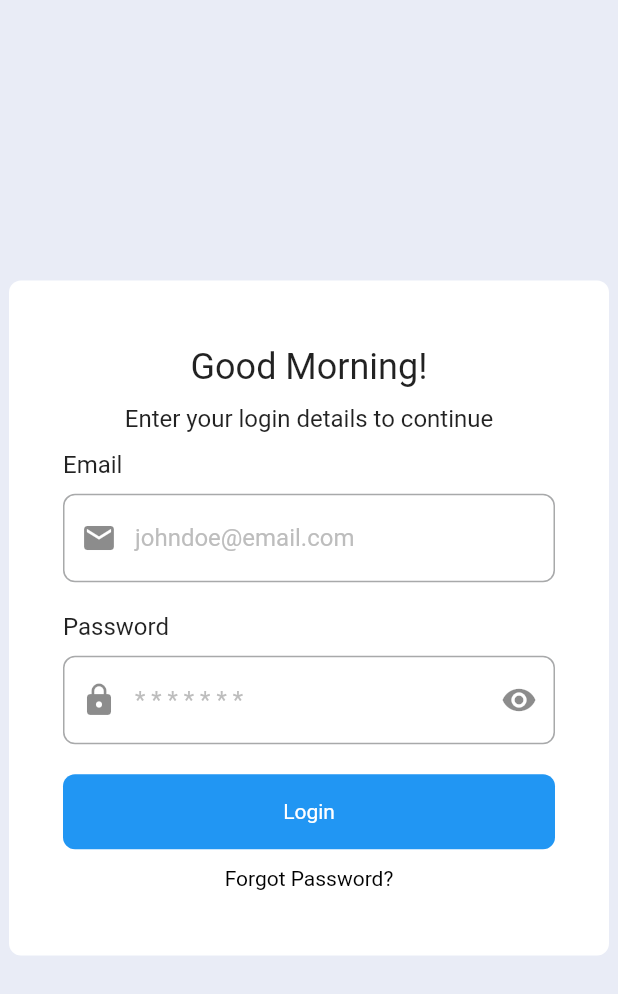
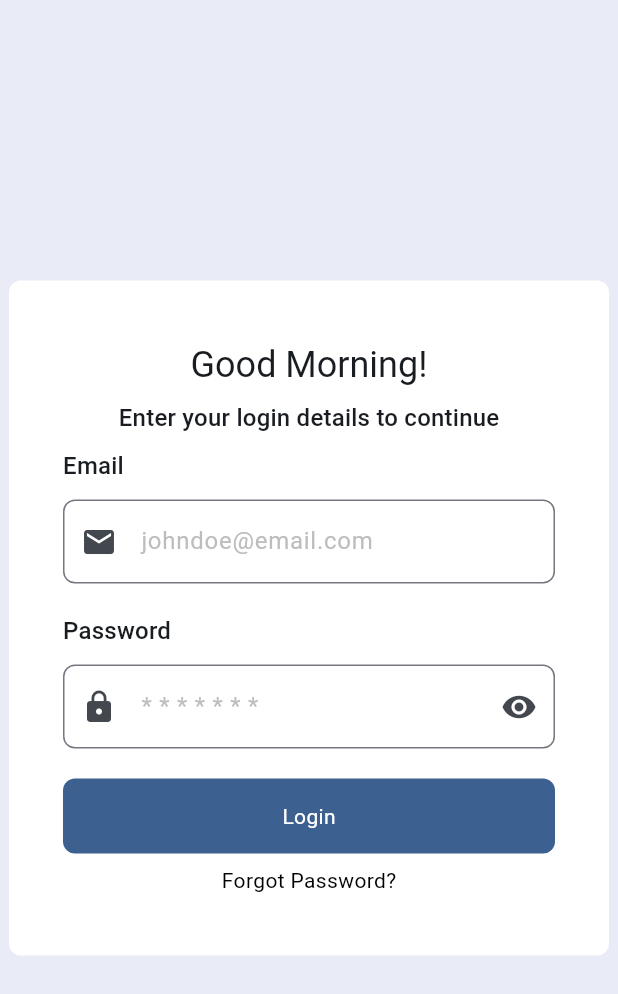
Before and after one commit to CharlesMuchogo/Smart_Test_web, a Flutter app: the screen it shows after launch, on a phone screen of 412 x 824 dp. Shown: the top 994 px of the screen. Run offline on Flutter 3.47's test engine with Material 3 defaults, Android fonts, the phone set to English and light mode, and no system bars; our stand-ins replace cached_network_image, dio, equatable, flutter_bloc, hydrated_bloc.

```diff
--- /dev/null
+++ b/lib/bloc/Users/users_event.dart
@@ -0,0 +1,14 @@
+// ignore_for_file: public_member_api_docs, sort_constructors_first
+part of 'users_bloc.dart';
+
+abstract class UsersEvent extends Equatable {
+  const UsersEvent();
+
+  @override
+  List<Object> get props => [];
+}
+
+class GetUsers extends UsersEvent {
+  final BuildContext context;
+  const GetUsers({required this.context});
+}
--- /dev/null
+++ b/lib/bloc/Users/users_state.dart
@@ -0,0 +1,57 @@
+part of 'users_bloc.dart';
+
+class UsersState extends Equatable {
+  final List users;
+  final ResultsStatus status;
+  final String message;
+
+  const UsersState(
+      {this.users = const [],
+      this.status = ResultsStatus.initial,
+      this.message = ""}
+      );
+
+  UsersState copyWith({
+    List? users,
+    String? message,
+    ResultsStatus? status,
+  }) {
+    return UsersState(
+        users: users ?? this.users,
+        status: status ?? this.status,
+        message: message ?? this.message);
+  }
+
+  @override
+  List<Object> get props => [users, status];
+
+  Map<String, dynamic> toMap() {
+    return <String, dynamic>{
+      'users': users,
+      'status': status.index,
+    };
+  }
+
+  factory UsersState.fromMap(Map<String, dynamic> map) {
+    int index = map['status'];
+
+    return UsersState(
+      users: List.from((map['clinics'] as List)),
+      status: ResultsStatus.values[index],
+    );
+  }
+
+  String toJson() => json.encode(toMap());
+
+  factory UsersState.fromJson(String source) =>
+      UsersState.fromMap(json.decode(source) as Map<String, dynamic>);
+}
+
+enum ResultsStatus {
+  initial,
+  loading,
+  loaded,
+  error,
+  failed,
+  success,
+}
--- a/lib/data/remote_repository.dart
+++ b/lib/data/remote_repository.dart
@@ -1,6 +1,8 @@
+import 'package:smart_app/bloc/Users/users_bloc.dart';
 import 'package:smart_app/domain/dto/clinics/get_clinics_dto.dart';
 import 'package:smart_app/domain/dto/test_results/test_results_response_dto.dart';
 import 'package:smart_app/domain/dto/test_results/update_test_results_response_dto.dart';
+import 'package:smart_app/domain/dto/users/get_users_dto.dart';
 
 import '../domain/dto/login_response_dto.dart';
 import '../domain/dto/test_results/update_test_tesults_dto.dart';
@@ -10,4 +12,5 @@ abstract class RemoteRepository {
   Future<TestResultsResponseDTO> getTestResults({required bool all});
   Future<UpdateTestResultsResponseDTO> updateTestResults({required UpdateTestResultsDTO resultsDTO});
   Future<GetClinicsDto> getClinics();
+  Future<GetUsersDto> getUsers();
 }
--- /dev/null
+++ b/lib/domain/dto/users/get_users_dto.dart
@@ -0,0 +1,21 @@
+
+import 'package:json_annotation/json_annotation.dart';
+import 'package:smart_app/domain/models/clinic.dart';
+import 'package:smart_app/domain/models/user.dart';
+
+part 'get_users_dto.g.dart';
+
+@JsonSerializable()
+class GetUsersDto {
+  final String message;
+  final List<User> users;
+
+
+  GetUsersDto({
+    required this.message,
+    required this.users,
+  });
+
+  factory GetUsersDto.fromJson(Map<String, dynamic> json) => _$GetUsersDtoFromJson(json);
+  Map<String, dynamic> toJson() => _$GetUsersDtoToJson(this);
+}
--- a/lib/main.dart
+++ b/lib/main.dart
@@ -4,6 +4,7 @@ import 'package:flutter_bloc/flutter_bloc.dart';
 import 'package:hydrated_bloc/hydrated_bloc.dart';
 import 'package:path_provider/path_provider.dart';
 import 'package:smart_app/bloc/Clinics/clinics_bloc.dart';
+import 'package:smart_app/bloc/Users/users_bloc.dart';
 import 'package:smart_app/data/remote_repository.dart';
 import 'package:smart_app/data/remote_repository_impl.dart';
 import 'package:smart_app/presentation/authentication/LoginPage.dart';
@@ -39,6 +40,7 @@ class MyApp extends StatelessWidget {
         BlocProvider(create: (context) => LoginBloc(repository: repository)),
         BlocProvider(create: (context) => ResultsBloc(repository: repository)),
         BlocProvider(create: (context) => ClinicsBloc(repository: repository)),
+        BlocProvider(create: (context) => UsersBloc(repository: repository)),
       ],
       child: MaterialApp(
         title: 'Smart test',
@@ -46,11 +48,11 @@ class MyApp extends StatelessWidget {
         theme: ThemeData(
           textTheme:
               const TextTheme(bodyMedium: TextStyle(color: Colors.black)),
-          scaffoldBackgroundColor: const Color(0XFFE9ECF6),
+          scaffoldBackgroundColor: Colors.white,
           appBarTheme: const AppBarTheme(
-              elevation: 0, backgroundColor: Color(0XFFE9ECF6)),
+              elevation: 0, backgroundColor: Colors.white),
           colorScheme: ColorScheme.fromSeed(seedColor: const Color(0XFFE9ECF6)),
-          useMaterial3: false,
+          useMaterial3: true,
         ),
         initialRoute: "/",
         routes: {
--- a/lib/presentation/authentication/LoginPage.dart
+++ b/lib/presentation/authentication/LoginPage.dart
@@ -34,6 +34,7 @@ class _LoginPageState extends State<LoginPage> {
   @override
   Widget build(BuildContext context) {
     return Scaffold(
+      backgroundColor: Color(0XFFE9ECF6),
       body: Center(
         child: Container(
           decoration: BoxDecoration(
--- a/lib/presentation/homepage/Homepage.dart
+++ b/lib/presentation/homepage/Homepage.dart
@@ -17,7 +17,7 @@ class Homepage extends StatefulWidget {
 class _HomepageState extends State<Homepage> {
   int activePage = 0;
 
-  List<Widget> pages = [ResusltsPage(), ClinicsPage(), UsersPage()];
+  List<Widget> pages = [ResultsPage(), ClinicsPage(), UsersPage()];
 
   @override
   Widget build(BuildContext context) {
--- a/lib/presentation/results/AppImage.dart
+++ b/lib/presentation/results/AppImage.dart
@@ -12,7 +12,9 @@ class AppImage extends StatelessWidget {
   @override
   Widget build(BuildContext context) {
     return image.isNotEmpty
-        ? GestureDetector(
+        ? Padding(
+          padding: const EdgeInsets.symmetric(vertical: 10.0),
+          child: GestureDetector(
               onTap: onClick,
               child: SizedBox(
                 width: 50,
@@ -45,6 +47,7 @@ class AppImage extends StatelessWidget {
                   ),
                 ),
               ),
+            ),
         )
         : const Text("N/A");
   }
--- a/lib/presentation/results/ImageDialog.dart
+++ b/lib/presentation/results/ImageDialog.dart
@@ -1,4 +1,6 @@
 // image_dialog.dart
+
+import 'dart:math';
 
 import 'package:flutter/material.dart';
 import 'package:cached_network_image/cached_network_image.dart';
@@ -12,8 +14,8 @@ void showImageDialog(BuildContext context, String title, String imageUrl) {
       ],
     ),
     content: SizedBox(
-      width: MediaQuery.of(context).size.width * 0.6,
-      height: MediaQuery.of(context).size.height * 0.6,
+      width: min(MediaQuery.of(context).size.width * 0.6, 500),
+      height: min(MediaQuery.of(context).size.height * 0.6, 500),
       child: AspectRatio(
         aspectRatio: 1,
         child: CachedNetworkImage(
```
Also changed, not shown: lib/bloc/Users/users_bloc.dart (added, +53 -0 lines), lib/data/remote_repository_impl.dart (+20 -0 lines), lib/presentation/results/ResultsPage.dart (+22 -9 lines), lib/presentation/users/users_page.dart (+106 -2 lines), lib/domain/dto/users/get_users_dto.g.dart (added). Lines whose indentation alone changed are shown as unchanged.
